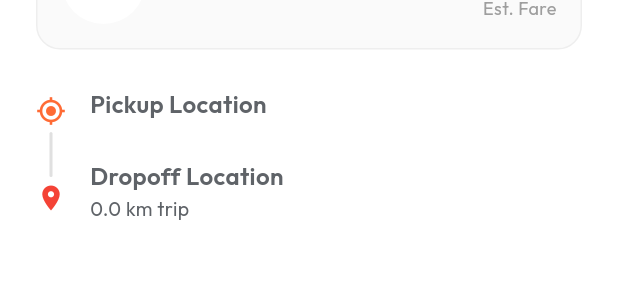
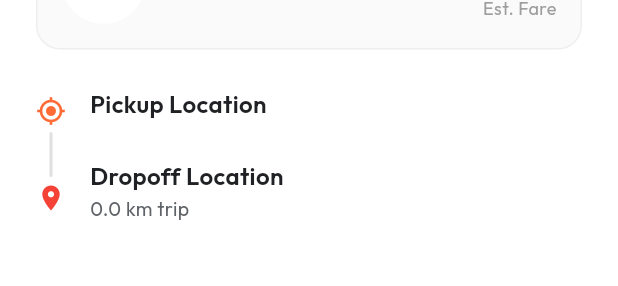
Before and after one commit to hamshad/MKTourApp, a Flutter app: the DriverRequestPanel widget shown alone on an empty page, opened directly with empty values, on a phone screen of 412 x 824 dp. Shown: the part 225-511 px from the top of the screen. Run offline on Flutter 3.47's test engine with Material 3 defaults, Android fonts, the phone set to English and light mode, and no system bars; our stand-ins replace cached_network_image, file_picker, flutter_cache_manager, flutter_dotenv, flutter_map, geolocator and 8 more; missing offline and left inert: apple_maps_flutter, syncfusion_flutter_pdfviewer; accounts and stored records are empty; network calls fail.

Commit message:
Prototype complete

```diff
--- a/skyline/lib/features/driver/driver_request_panel.dart
+++ b/skyline/lib/features/driver/driver_request_panel.dart
@@ -1,7 +1,8 @@
 import 'package:flutter/material.dart';
 import '../../core/theme.dart';
+import '../../core/services/places_service.dart';
 
-class DriverRequestPanel extends StatelessWidget {
+class DriverRequestPanel extends StatefulWidget {
   final VoidCallback onAccept;
   final VoidCallback onDecline;
   final Map<String, dynamic>? rideData;
@@ -12,6 +13,61 @@ class DriverRequestPanel extends StatelessWidget {
     required this.onDecline,
     this.rideData,
   });
+
+  @override
+  State<DriverRequestPanel> createState() => _DriverRequestPanelState();
+}
+
+class _DriverRequestPanelState extends State<DriverRequestPanel> {
+  final PlacesService _placesService = PlacesService();
+  String _pickupAddress = '';
+  String _dropoffAddress = '';
+  bool _isLoadingAddresses = true;
+
+  @override
+  void initState() {
+    super.initState();
+    _fetchDetailedAddresses();
+  }
+
+  Future<void> _fetchDetailedAddresses() async {
+    if (widget.rideData == null) {
+      setState(() => _isLoadingAddresses = false);
+      return;
+    }
+
+    // Fetch pickup address
+    if (widget.rideData!['pickupLocation']?['coordinates'] != null) {
+      final pickupCoords = widget.rideData!['pickupLocation']['coordinates'];
+      final pickupLat = pickupCoords[1];
+      final pickupLng = pickupCoords[0];
+
+      final pickupAddr = await _placesService.getAddressFromLatLng(pickupLat, pickupLng);
+      if (mounted) {
+        setState(() {
+          _pickupAddress = pickupAddr ?? widget.rideData!['pickupLocation']?['address'] ?? 'Pickup Location';
+        });
+      }
+    }
+
+    // Fetch dropoff address
+    if (widget.rideData!['dropoffLocation']?['coordinates'] != null) {
+      final dropoffCoords = widget.rideData!['dropoffLocation']['coordinates'];
+      final dropoffLat = dropoffCoords[1];
+      final dropoffLng = dropoffCoords[0];
+
+      final dropoffAddr = await _placesService.getAddressFromLatLng(dropoffLat, dropoffLng);
+      if (mounted) {
+        setState(() {
+          _dropoffAddress = dropoffAddr ?? widget.rideData!['dropoffLocation']?['address'] ?? 'Dropoff Location';
+        });
+      }
+    }
+
+    if (mounted) {
+      setState(() => _isLoadingAddresses = false);
+    }
+  }
 
   @override
   Widget build(BuildContext context) {
@@ -85,7 +141,7 @@ class DriverRequestPanel extends StatelessWidget {
                     crossAxisAlignment: CrossAxisAlignment.start,
                     children: [
                       Text(
-                        rideData?['user']?['name'] ?? 'Passenger',
+                        widget.rideData?['user']?['name'] ?? 'Passenger',
                         style: const TextStyle(
                           fontSize: 18,
                           fontWeight: FontWeight.bold,
@@ -99,7 +155,7 @@ class DriverRequestPanel extends StatelessWidget {
                   crossAxisAlignment: CrossAxisAlignment.end,
                   children: [
                     Text(
-                      '£${(rideData?['fare'] ?? 0.0).toStringAsFixed(2)}',
+                      '£${(widget.rideData?['fare'] ?? 0.0).toStringAsFixed(2)}',
                       style: const TextStyle(
                         fontSize: 24,
                         fontWeight: FontWeight.bold,
@@ -145,22 +201,28 @@ class DriverRequestPanel extends StatelessWidget {
                   crossAxisAlignment: CrossAxisAlignment.start,
                   children: [
                     Text(
-                      rideData?['pickupLocation']?['address'] ?? 'Pickup Location',
-                      style: const TextStyle(
+                      _isLoadingAddresses
+                        ? 'Loading address...'
+                        : (_pickupAddress.isNotEmpty ? _pickupAddress : (widget.rideData?['pickupLocation']?['address'] ?? 'Pickup Location')),
+                      style: TextStyle(
                         fontWeight: FontWeight.w600,
                         fontSize: 16,
+                        color: _isLoadingAddresses ? Colors.grey : AppTheme.textPrimary,
                       ),
                     ),
                     const SizedBox(height: 24),
                     Text(
-                      rideData?['dropoffLocation']?['address'] ?? 'Dropoff Location',
-                      style: const TextStyle(
+                      _isLoadingAddresses
+                        ? 'Loading address...'
+                        : (_dropoffAddress.isNotEmpty ? _dropoffAddress : (widget.rideData?['dropoffLocation']?['address'] ?? 'Dropoff Location')),
+                      style: TextStyle(
                         fontWeight: FontWeight.w600,
                         fontSize: 16,
+                        color: _isLoadingAddresses ? Colors.grey : AppTheme.textPrimary,
                       ),
                     ),
                     Text(
-                      '${(rideData?['distance'] ?? 0.0).toStringAsFixed(1)} km trip',
+                      '${(widget.rideData?['distance'] ?? 0.0).toStringAsFixed(1)} km trip',
                       style: TextStyle(
                         color: AppTheme.textSecondary,
                         fontSize: 13,
@@ -179,7 +241,7 @@ class DriverRequestPanel extends StatelessWidget {
             children: [
               Expanded(
                 child: OutlinedButton(
-                  onPressed: onDecline,
+                  onPressed: widget.onDecline,
                   style: OutlinedButton.styleFrom(
                     padding: const EdgeInsets.symmetric(vertical: 18),
                     side: BorderSide(color: Colors.red.withOpacity(0.5), width: 2),
@@ -201,7 +263,7 @@ class DriverRequestPanel extends StatelessWidget {
               Expanded(
                 flex: 2,
                 child: ElevatedButton(
-                  onPressed: onAccept,
+                  onPressed: widget.onAccept,
                   style: ElevatedButton.styleFrom(
                     padding: const EdgeInsets.symmetric(vertical: 18),
                     backgroundColor: AppTheme.primaryColor,
```
Also changed, not shown: skyline/lib/features/driver/driver_home_screen.dart (+96 -1 lines).
